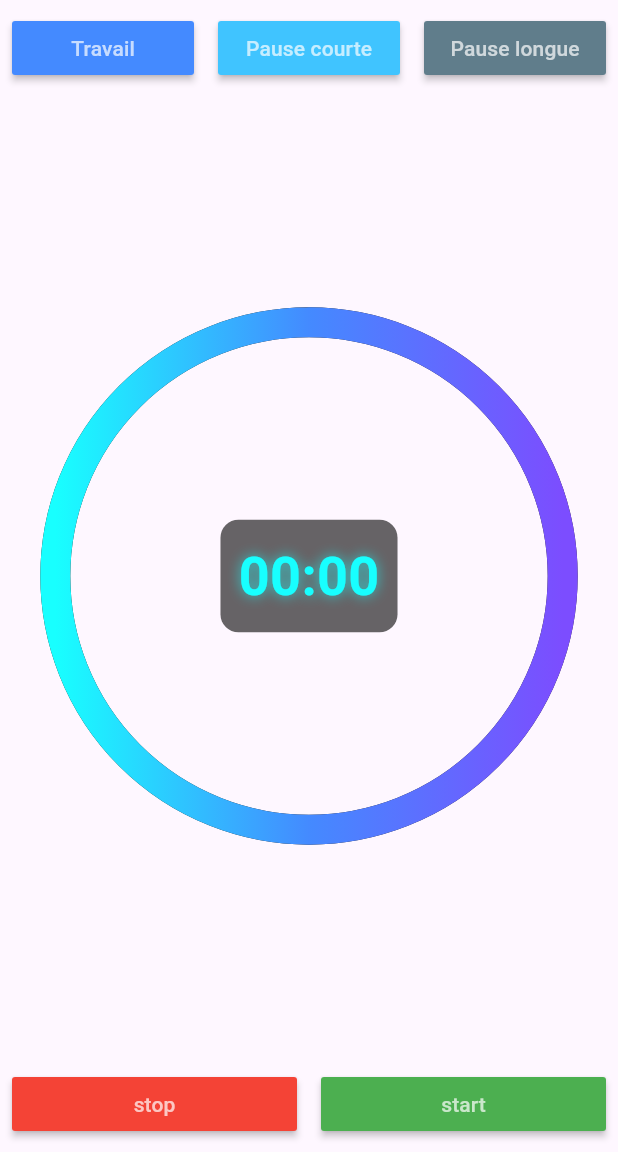
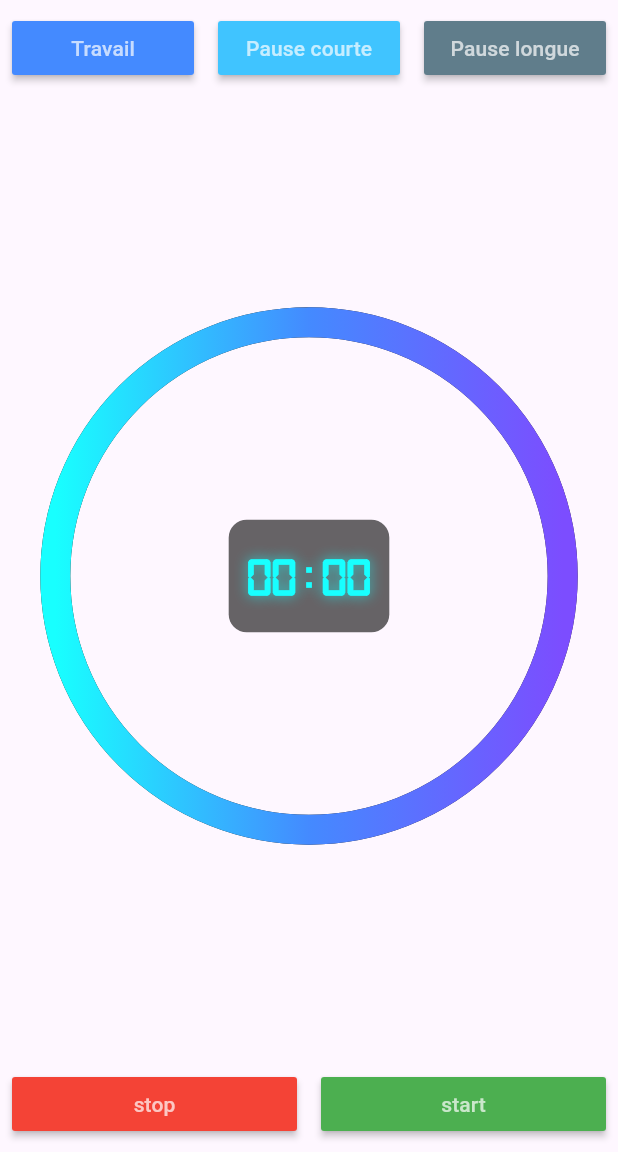
Before and after one commit to espoirPeache/temps-de-travail, a Flutter app: the first screen one second after launch, on a phone screen of 412 x 824 dp, the part 84-1236 px from its top. Run offline on Flutter 3.47's test engine with Material 3 defaults, Android fonts, the phone set to English and light mode, and no system bars; drawn by our look-alikes of percent_indicator; Roboto replaces fonts that are missing (RobotoMono).

Commit message:
Implementations de boutons - bouton start pour debuter - stop pour arreter - et les autres boutons, travail, pse courte et longue - ajout de d'une police d'ecriture (optionnel)

```diff
--- a/lib/homePage.dart
+++ b/lib/homePage.dart
@@ -10,13 +10,6 @@ class Homepage extends StatelessWidget {
 
   final paddingDefault = 8.0;
   final CountTimer timer = CountTimer();
-
-  void method1(){
-
-  }
-  void method2(){
-
-  }
 
   @override
   Widget build(BuildContext context) {
@@ -38,20 +31,20 @@ class Homepage extends StatelessWidget {
                     Expanded(
                       child: Padding(
                         padding: EdgeInsets.all(paddingDefault),
-                        child: Button(color: Colors.blueAccent, size: 0, text: "Travail", onPresed: method1,),
+                        child: Button(color: Colors.blueAccent, size: 0, text: "Travail", onPresed:()=> timer.startWork(),),
                       ),
                     ),
                     Expanded(
                       child: Padding(
                         padding: EdgeInsets.all(paddingDefault),
-                        child: Button(color: Colors.lightBlueAccent, size: 0, text: "Pause courte", onPresed: method1,),
+                        child: Button(color: Colors.lightBlueAccent, size: 0, text: "Pause courte", onPresed:()=>timer.startBreak(true),),
 
                       ),
                     ),
                     Expanded(
                       child: Padding(
                         padding: EdgeInsets.all(paddingDefault),
-                        child: Button(color: Colors.blueGrey, size: 0, text: "Pause longue", onPresed: method1,),
+                        child: Button(color: Colors.blueGrey, size: 0, text: "Pause longue", onPresed:()=>timer.startBreak(false)),
 
                       ),
                     ),
@@ -89,7 +82,7 @@ class Homepage extends StatelessWidget {
                               timer.time,
                               style: TextStyle(
                                 fontSize: 36,
-                                fontFamily: 'RobotoMono', // police numérique sympa
+                                fontFamily: 'Digital', // police numérique sympa
                                 fontWeight: FontWeight.bold,
                                 color: Colors.cyanAccent,
                                 shadows: [
@@ -112,13 +105,13 @@ class Homepage extends StatelessWidget {
                     Expanded(
                         child: Padding(
                           padding: EdgeInsets.all(paddingDefault),
-                          child: Button(size: 0, color: Colors.red, text: "stop", onPresed: method2),
+                          child: Button(size: 0, color: Colors.red, text: "stop", onPresed:()=> timer.stopTimer()),
                         )
                     ),
                     Expanded(
                         child: Padding(
                           padding: EdgeInsets.all(paddingDefault),
-                          child: Button(size: 0, color: Colors.green, text: "start", onPresed:method2),
+                          child: Button(size: 0, color: Colors.green, text: "start", onPresed:()=> timer.startTimer()),
                         )
                     )
                   ],
--- a/lib/timer.dart
+++ b/lib/timer.dart
@@ -8,7 +8,9 @@ class CountTimer{
   late Duration _time;
   late Duration _fulltime;
 
-  final int _work = 30;
+  final int _work = 20;
+  int pauseCourte = 5;
+  int pauseLongue = 15;
   var percent;
   late String time;
 
@@ -39,7 +41,19 @@ class CountTimer{
     _raduis = 1;
     _time = Duration(minutes: _work, seconds: 0);
     _fulltime = _time;
-
+  }
+  void stopTimer(){
+    _isActive = false;
+  }
+  void startTimer(){
+    if(_time.inSeconds > 0){
+      _isActive = true;
+    }
+  }
+  void startBreak(bool isShort){
+    _raduis = 1;
+    _time = Duration(minutes: (isShort)? pauseCourte : pauseLongue, seconds: 0);
+    _fulltime = _time;
 
   }
 
```
Also changed, not shown: pubspec.yaml (+4 -4 lines), fonts/digital-7 (mono).ttf (added).
